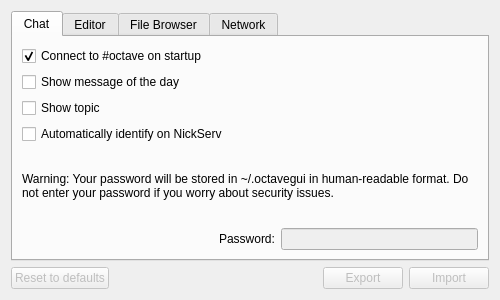
ctaggart/octave, file gui/src/SettingsDialog.ui: the form before one commit.
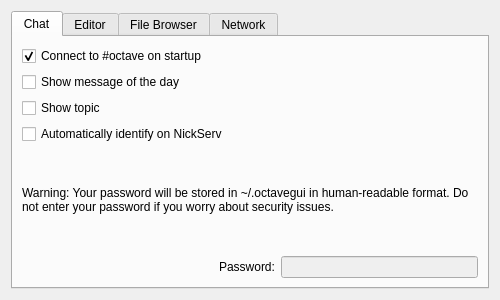
The form after the commit. The open tabs and pages were chosen to show the change.

Commit message: Removed unused buttons in settings window.

The edit to the form file:
```diff
--- a/gui/src/SettingsDialog.ui
+++ b/gui/src/SettingsDialog.ui
@@ -432,53 +432,6 @@
      </widget>
     </widget>
    </item>
-   <item>
-    <layout class="QHBoxLayout" name="horizontalLayout_2">
-     <item>
-      <widget class="QPushButton" name="resetButton">
-       <property name="enabled">
-        <bool>false</bool>
-       </property>
-       <property name="text">
-        <string>Reset to defaults</string>
-       </property>
-      </widget>
-     </item>
-     <item>
-      <spacer name="horizontalSpacer_2">
-       <property name="orientation">
-        <enum>Qt::Horizontal</enum>
-       </property>
-       <property name="sizeHint" stdset="0">
-        <size>
-         <width>40</width>
-         <height>20</height>
-        </size>
-       </property>
-      </spacer>
-     </item>
-     <item>
-      <widget class="QPushButton" name="exportButton">
-       <property name="enabled">
-        <bool>false</bool>
-       </property>
-       <property name="text">
-        <string>Export</string>
-       </property>
-      </widget>
-     </item>
-     <item>
-      <widget class="QPushButton" name="importButton">
-       <property name="enabled">
-        <bool>false</bool>
-       </property>
-       <property name="text">
-        <string>Import</string>
-       </property>
-      </widget>
-     </item>
-    </layout>
-   </item>
   </layout>
  </widget>
  <resources/>
```
Left out of the diff: 2 changed lines with no effect on the pictures.
